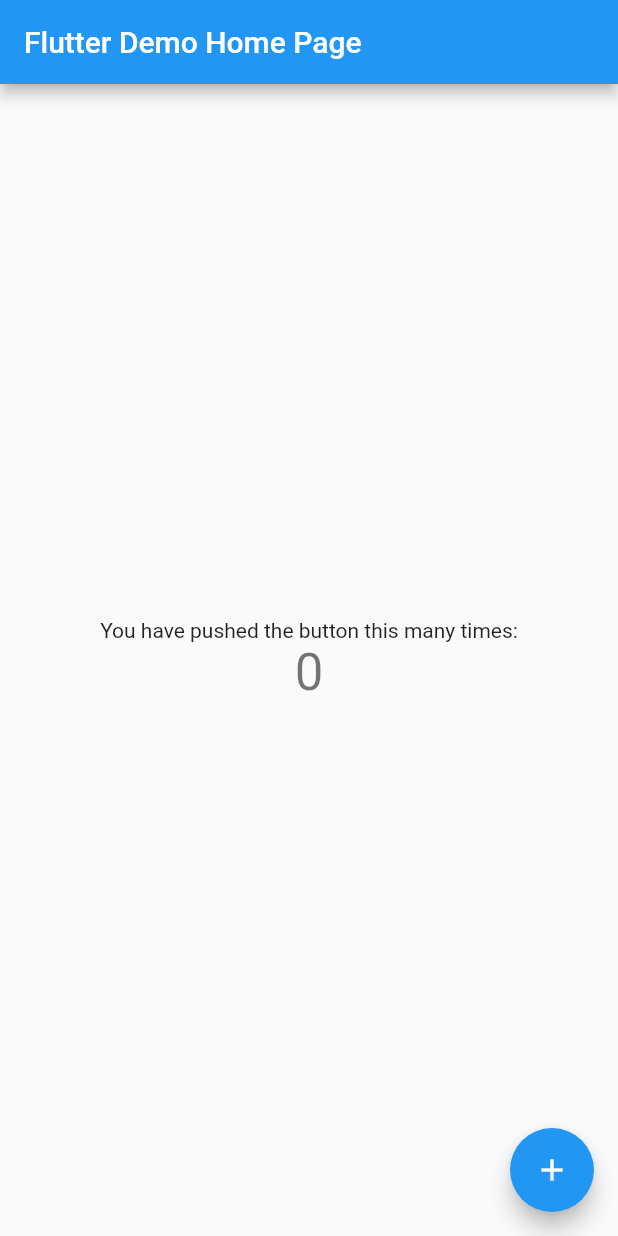
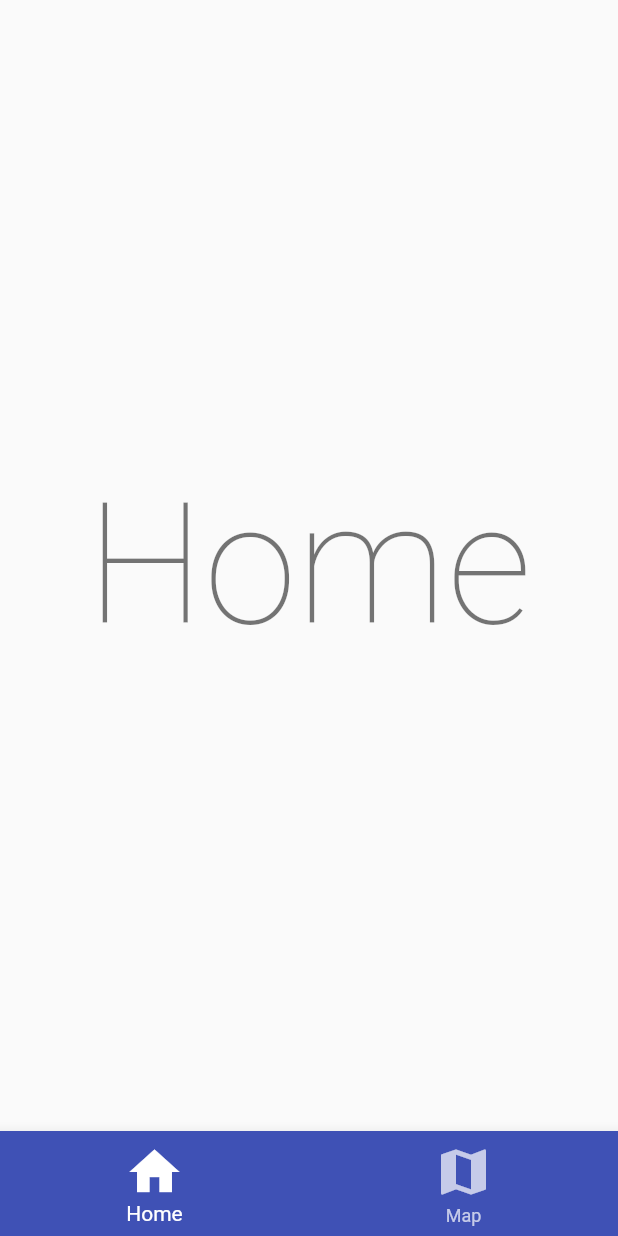
Before and after one commit to sturquier/naoned, a Flutter app: the screen it shows after launch, on a phone screen of 412 x 824 dp. Run offline on Flutter 3.47's test engine with Material 2 defaults, Android fonts, the phone set to English and light mode, and no system bars.

Commit message:
Add routing

```diff
--- /dev/null
+++ b/lib/config/routing.dart
@@ -0,0 +1,30 @@
+import 'package:flutter/material.dart';
+import 'package:naoned/screens/home.dart';
+import 'package:naoned/screens/map.dart';
+import 'package:naoned/widgets/navbar.dart';
+
+class Routing extends StatefulWidget {
+  const Routing({Key? key}) : super(key: key);
+
+  @override
+  State<Routing> createState() => _RoutingState();
+}
+
+class _RoutingState extends State<Routing> {
+  int currentIndex = 0;
+  final screens = [const Home(), const Map()];
+
+  void _setCurrentIndex(int index) {
+    setState(() => currentIndex = index);
+  }
+
+  @override
+  Widget build(BuildContext context) {
+    return Scaffold(
+      body: screens[currentIndex],
+      bottomNavigationBar: Navbar(
+          currentIndex: currentIndex,
+          setCurrentIndexCallback: (index) => _setCurrentIndex(index)),
+    );
+  }
+}
--- a/lib/main.dart
+++ b/lib/main.dart
@@ -1,115 +1,20 @@
 import 'package:flutter/material.dart';
+import 'package:naoned/config/routing.dart';
 
 void main() {
-  runApp(const MyApp());
+  runApp(const NaonedApp());
 }
 
-class MyApp extends StatelessWidget {
-  const MyApp({Key? key}) : super(key: key);
+class NaonedApp extends StatelessWidget {
+  const NaonedApp({Key? key}) : super(key: key);
 
-  // This widget is the root of your application.
+  static const String _title = 'Naoned';
+
   @override
   Widget build(BuildContext context) {
-    return MaterialApp(
-      title: 'Flutter Demo',
-      theme: ThemeData(
-        // This is the theme of your application.
-        //
-        // Try running your application with "flutter run". You'll see the
-        // application has a blue toolbar. Then, without quitting the app, try
-        // changing the primarySwatch below to Colors.green and then invoke
-        // "hot reload" (press "r" in the console where you ran "flutter run",
-        // or simply save your changes to "hot reload" in a Flutter IDE).
-        // Notice that the counter didn't reset back to zero; the application
-        // is not restarted.
-        primarySwatch: Colors.blue,
-      ),
-      home: const MyHomePage(title: 'Flutter Demo Home Page'),
+    return const MaterialApp(
+      title: _title,
+      home: Routing(),
     );
   }
 }
-
-class MyHomePage extends StatefulWidget {
-  const MyHomePage({Key? key, required this.title}) : super(key: key);
-
-  // This widget is the home page of your application. It is stateful, meaning
-  // that it has a State object (defined below) that contains fields that affect
-  // how it looks.
-
-  // This class is the configuration for the state. It holds the values (in this
-  // case the title) provided by the parent (in this case the App widget) and
-  // used by the build method of the State. Fields in a Widget subclass are
-  // always marked "final".
-
-  final String title;
-
-  @override
-  State<MyHomePage> createState() => _MyHomePageState();
-}
-
-class _MyHomePageState extends State<MyHomePage> {
-  int _counter = 0;
-
-  void _incrementCounter() {
-    setState(() {
-      // This call to setState tells the Flutter framework that something has
-      // changed in this State, which causes it to rerun the build method below
-      // so that the display can reflect the updated values. If we changed
-      // _counter without calling setState(), then the build method would not be
-      // called again, and so nothing would appear to happen.
-      _counter++;
-    });
-  }
-
-  @override
-  Widget build(BuildContext context) {
-    // This method is rerun every time setState is called, for instance as done
-    // by the _incrementCounter method above.
-    //
-    // The Flutter framework has been optimized to make rerunning build methods
-    // fast, so that you can just rebuild anything that needs updating rather
-    // than having to individually change instances of widgets.
-    return Scaffold(
-      appBar: AppBar(
-        // Here we take the value from the MyHomePage object that was created by
-        // the App.build method, and use it to set our appbar title.
-        title: Text(widget.title),
-      ),
-      body: Center(
-        // Center is a layout widget. It takes a single child and positions it
-        // in the middle of the parent.
-        child: Column(
-          // Column is also a layout widget. It takes a list of children and
-          // arranges them vertically. By default, it sizes itself to fit its
-          // children horizontally, and tries to be as tall as its parent.
-          //
-          // Invoke "debug painting" (press "p" in the console, choose the
-          // "Toggle Debug Paint" action from the Flutter Inspector in Android
-          // Studio, or the "Toggle Debug Paint" command in Visual Studio Code)
-          // to see the wireframe for each widget.
-          //
-          // Column has various properties to control how it sizes itself and
-          // how it positions its children. Here we use mainAxisAlignment to
-          // center the children vertically; the main axis here is the vertical
-          // axis because Columns are vertical (the cross axis would be
-          // horizontal).
-          mainAxisAlignment: MainAxisAlignment.center,
-          children: <Widget>[
-            const Text(
-              'You have pushed the button this many times:',
-            ),
-            Text(
-              '$_counter',
-              style: Theme.of(context).textTheme.headline4,
-            ),
-          ],
-        ),
-      ),
-      floatingActionButton: FloatingActionButton(
-        onPressed: _incrementCounter,
-        tooltip: 'Increment',
-        child: const Icon(Icons.add),
-      ), // This trailing comma makes auto-formatting nicer for build methods.
-    );
-  }
-}
--- /dev/null
+++ b/lib/screens/home.dart
@@ -0,0 +1,12 @@
+import 'package:flutter/material.dart';
+
+class Home extends StatelessWidget {
+  const Home({Key? key}) : super(key: key);
+
+  @override
+  Widget build(BuildContext context) {
+    return Scaffold(
+        body: Center(
+            child: Text('Home', style: Theme.of(context).textTheme.headline1)));
+  }
+}
--- /dev/null
+++ b/lib/screens/map.dart
@@ -0,0 +1,12 @@
+import 'package:flutter/material.dart';
+
+class Map extends StatelessWidget {
+  const Map({Key? key}) : super(key: key);
+
+  @override
+  Widget build(BuildContext context) {
+    return Scaffold(
+        body: Center(
+            child: Text('Map', style: Theme.of(context).textTheme.headline1)));
+  }
+}
--- /dev/null
+++ b/lib/widgets/navbar.dart
@@ -0,0 +1,33 @@
+import 'package:flutter/material.dart';
+
+class Navbar extends StatelessWidget {
+  const Navbar(
+      {Key? key,
+      required this.currentIndex,
+      required this.setCurrentIndexCallback})
+      : super(key: key);
+
+  final int currentIndex;
+  final void Function(dynamic index) setCurrentIndexCallback;
+
+  void _onItemTapped(int index) {
+    setCurrentIndexCallback(index);
+  }
+
+  @override
+  Widget build(BuildContext context) {
+    return BottomNavigationBar(
+      type: BottomNavigationBarType.fixed,
+      backgroundColor: const Color(0xff3f51b5),
+      selectedItemColor: Colors.white,
+      unselectedItemColor: Colors.white70,
+      iconSize: 40,
+      items: const [
+        BottomNavigationBarItem(icon: Icon(Icons.home), label: 'Home'),
+        BottomNavigationBarItem(icon: Icon(Icons.map), label: 'Map')
+      ],
+      currentIndex: currentIndex,
+      onTap: _onItemTapped,
+    );
+  }
+}
```
